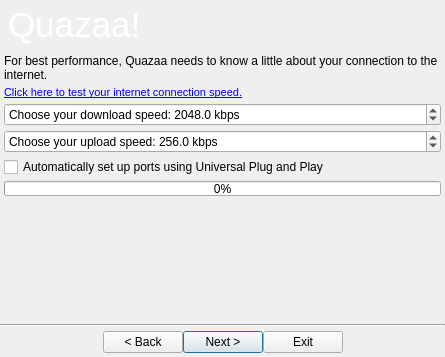
Old version of the form UI/dialogwizard.ui in the repository c3c/quazaa.
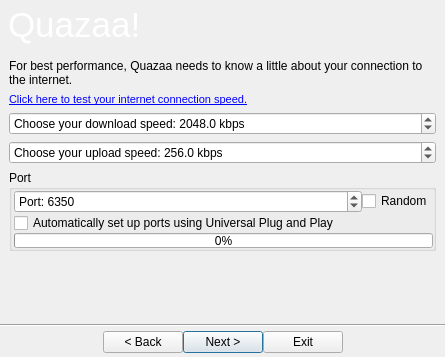
New version of the form. The open tabs and pages were chosen to show the change. Icons and pictures are not drawn.

Commit message: Added  port selection to wizard. Added a couple files I forgot, deleted some I forgot to delete, filtered temp folder and binaries.

What changed in the file:
```diff
--- a/UI/dialogwizard.ui
+++ b/UI/dialogwizard.ui
@@ -275,50 +275,7 @@
           <enum>QFrame::Sunken</enum>
          </property>
          <layout class="QGridLayout" name="gridLayout_4">
-          <property name="margin">
-           <number>4</number>
-          </property>
-          <property name="spacing">
-           <number>4</number>
-          </property>
-          <item row="1" column="0">
-           <widget class="QLabel" name="labelConnectionTestLink">
-            <property name="maximumSize">
-             <size>
-              <width>16777215</width>
-              <height>40</height>
-             </size>
-            </property>
-            <property name="text">
-             <string>&lt;!DOCTYPE HTML PUBLIC &quot;-//W3C//DTD HTML 4.0//EN&quot; &quot;http://www.w3.org/TR/REC-html40/strict.dtd&quot;&gt;
-&lt;html&gt;&lt;head&gt;&lt;meta name=&quot;qrichtext&quot; content=&quot;1&quot; /&gt;&lt;style type=&quot;text/css&quot;&gt;
-p, li { white-space: pre-wrap; }
-&lt;/style&gt;&lt;/head&gt;&lt;body style=&quot; font-family:'MS Shell Dlg 2'; font-size:8.25pt; font-weight:400; font-style:normal;&quot;&gt;
-&lt;p style=&quot; margin-top:0px; margin-bottom:0px; margin-left:0px; margin-right:0px; -qt-block-indent:0; text-indent:0px;&quot;&gt;&lt;a href=&quot;http://www.dslreports.com&quot;&gt;&lt;span style=&quot; text-decoration: underline; color:#0000ff;&quot;&gt;Click here to test your internet connection speed.&lt;/span&gt;&lt;/a&gt;&lt;/p&gt;&lt;/body&gt;&lt;/html&gt;</string>
-            </property>
-           </widget>
-          </item>
-          <item row="4" column="0">
-           <widget class="QCheckBox" name="checkBoxUPnP">
-            <property name="text">
-             <string>Automatically set up ports using Universal Plug and Play</string>
-            </property>
-           </widget>
-          </item>
-          <item row="5" column="0">
-           <widget class="QProgressBar" name="progressBarUPnP">
-            <property name="maximumSize">
-             <size>
-              <width>16777215</width>
-              <height>15</height>
-             </size>
-            </property>
-            <property name="value">
-             <number>0</number>
-            </property>
-           </widget>
-          </item>
-          <item row="0" column="0">
+          <item row="0" column="0" colspan="2">
            <widget class="QLabel" name="labelConnectionHeader">
             <property name="sizePolicy">
              <sizepolicy hsizetype="Minimum" vsizetype="Fixed">
@@ -337,29 +294,24 @@
             </property>
            </widget>
           </item>
-          <item row="3" column="0">
-           <widget class="QDoubleSpinBox" name="doubleSpinBoxUploadSpeed">
-            <property name="prefix">
-             <string>Choose your upload speed: </string>
+          <item row="1" column="0" colspan="2">
+           <widget class="QLabel" name="labelConnectionTestLink">
+            <property name="maximumSize">
+             <size>
+              <width>16777215</width>
+              <height>40</height>
+             </size>
             </property>
-            <property name="suffix">
-             <string> kbps</string>
-            </property>
-            <property name="decimals">
-             <number>1</number>
-            </property>
-            <property name="minimum">
-             <double>28.800000000000001</double>
-            </property>
-            <property name="maximum">
-             <double>155000.000000000000000</double>
-            </property>
-            <property name="value">
-             <double>256.000000000000000</double>
+            <property name="text">
+             <string>&lt;!DOCTYPE HTML PUBLIC &quot;-//W3C//DTD HTML 4.0//EN&quot; &quot;http://www.w3.org/TR/REC-html40/strict.dtd&quot;&gt;
+&lt;html&gt;&lt;head&gt;&lt;meta name=&quot;qrichtext&quot; content=&quot;1&quot; /&gt;&lt;style type=&quot;text/css&quot;&gt;
+p, li { white-space: pre-wrap; }
+&lt;/style&gt;&lt;/head&gt;&lt;body style=&quot; font-family:'MS Shell Dlg 2'; font-size:8.25pt; font-weight:400; font-style:normal;&quot;&gt;
+&lt;p style=&quot; margin-top:0px; margin-bottom:0px; margin-left:0px; margin-right:0px; -qt-block-indent:0; text-indent:0px;&quot;&gt;&lt;a href=&quot;http://www.dslreports.com&quot;&gt;&lt;span style=&quot; text-decoration: underline; color:#0000ff;&quot;&gt;Click here to test your internet connection speed.&lt;/span&gt;&lt;/a&gt;&lt;/p&gt;&lt;/body&gt;&lt;/html&gt;</string>
             </property>
            </widget>
           </item>
-          <item row="2" column="0">
+          <item row="3" column="0" colspan="2">
            <widget class="QDoubleSpinBox" name="doubleSpinBoxDownloadSpeed">
             <property name="prefix">
              <string>Choose your download speed: </string>
@@ -381,7 +333,29 @@
             </property>
            </widget>
           </item>
-          <item row="6" column="0">
+          <item row="4" column="0" colspan="2">
+           <widget class="QDoubleSpinBox" name="doubleSpinBoxUploadSpeed">
+            <property name="prefix">
+             <string>Choose your upload speed: </string>
+            </property>
+            <property name="suffix">
+             <string> kbps</string>
+            </property>
+            <property name="decimals">
+             <number>1</number>
+            </property>
+            <property name="minimum">
+             <double>28.800000000000001</double>
+            </property>
+            <property name="maximum">
+             <double>155000.000000000000000</double>
+            </property>
+            <property name="value">
+             <double>256.000000000000000</double>
+            </property>
+           </widget>
+          </item>
+          <item row="9" column="0">
            <spacer name="verticalSpacerConnection">
             <property name="orientation">
              <enum>Qt::Vertical</enum>
@@ -394,6 +368,86 @@
             </property>
            </spacer>
           </item>
+          <item row="5" column="0" colspan="2">
+           <widget class="QGroupBox" name="groupBoxPort">
+            <property name="title">
+             <string>Port</string>
+            </property>
+            <layout class="QGridLayout" name="gridLayout_86">
+             <property name="leftMargin">
+              <number>2</number>
+             </property>
+             <property name="topMargin">
+              <number>0</number>
+             </property>
+             <property name="rightMargin">
+              <number>0</number>
+             </property>
+             <property name="bottomMargin">
+              <number>0</number>
+             </property>
+             <property name="spacing">
+              <number>0</number>
+             </property>
+             <item row="0" column="0">
+              <layout class="QGridLayout" name="gridLayoutPort">
+               <item row="0" column="1">
+                <widget class="QCheckBox" name="checkBoxRandomPort">
+                 <property name="text">
+                  <string>Random</string>
+                 </property>
+                </widget>
+               </item>
+               <item row="0" column="0">
+                <widget class="QSpinBox" name="spinBoxQuazaaPort">
+                 <property name="sizePolicy">
+                  <sizepolicy hsizetype="MinimumExpanding" vsizetype="Fixed">
+                   <horstretch>0</horstretch>
+                   <verstretch>0</verstretch>
+                  </sizepolicy>
+                 </property>
+                 <property name="prefix">
+                  <string>Port: </string>
+                 </property>
+                 <property name="minimum">
+                  <number>1024</number>
+                 </property>
+                 <property name="maximum">
+                  <number>49151</number>
+                 </property>
+                 <property name="value">
+                  <number>6350</number>
+                 </property>
+                </widget>
+               </item>
+              </layout>
+             </item>
+             <item row="1" column="0">
+              <widget class="QCheckBox" name="checkBoxUPnP">
+               <property name="text">
+                <string>Automatically set up ports using Universal Plug and Play</string>
+               </property>
+              </widget>
+             </item>
+             <item row="2" column="0">
+              <widget class="QProgressBar" name="progressBarUPnP">
+               <property name="maximumSize">
+                <size>
+                 <width>16777215</width>
+                 <height>15</height>
+                </size>
+               </property>
+               <property name="value">
+                <number>0</number>
+               </property>
+              </widget>
+             </item>
+            </layout>
+            <zorder></zorder>
+            <zorder>checkBoxUPnP</zorder>
+            <zorder>progressBarUPnP</zorder>
+           </widget>
+          </item>
          </layout>
         </widget>
        </item>
```
Left out of the diff: 27 changed lines with no effect on the pictures. The commit also changes 6 other files.
